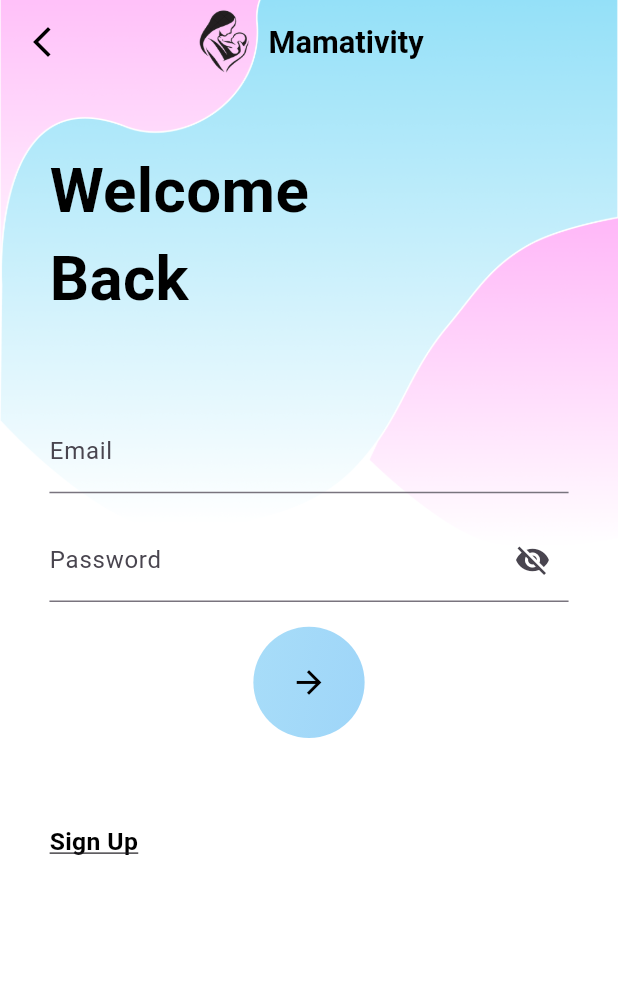
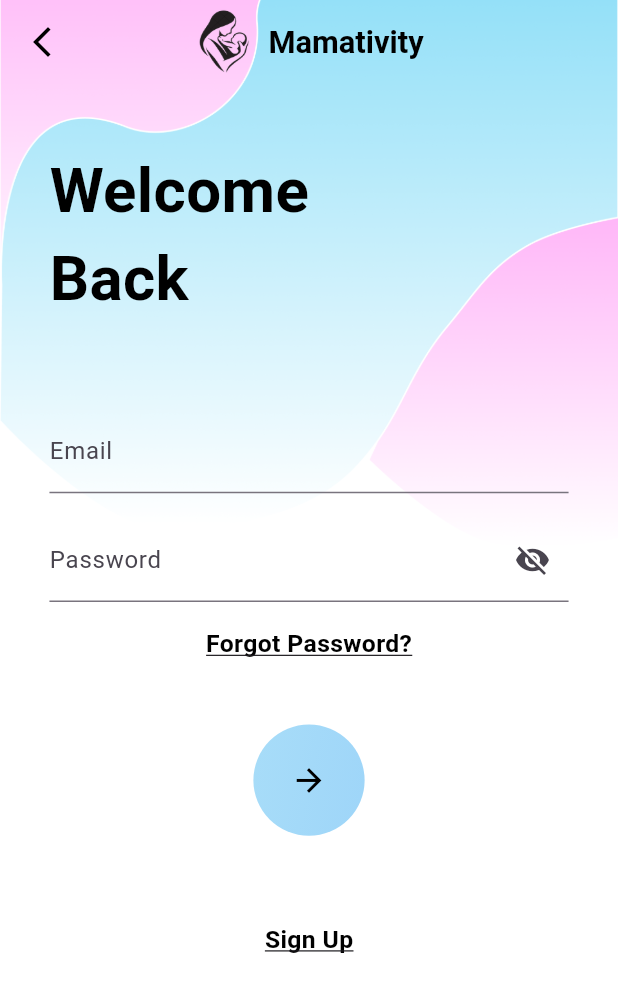
Before and after one commit to CtrlAbdoo/MaternityApp, a Flutter app: the LoginView screen opened directly, on a phone screen of 412 x 824 dp. Shown: the top 992 px of the screen. Run offline on Flutter 3.47's test engine with Material 3 defaults, Android fonts, the phone set to English and light mode, and no system bars; our stand-ins replace curved_navigation_bar, firebase_auth, firebase_core, google_fonts; accounts and stored records are empty; Roboto replaces fonts that are missing (Inria Serif).

Commit message:
login_view.dart

```diff
--- a/lib/presentation/login/login_view.dart
+++ b/lib/presentation/login/login_view.dart
@@ -3,7 +3,7 @@ import 'package:flutter/material.dart';
 import 'package:google_fonts/google_fonts.dart';
 import 'package:maternity_app/presentation/Questions/q1.dart';
 import 'package:maternity_app/presentation/register/register_view.dart';
-import 'package:maternity_app/presentation/resources/color_manager.dart';
+import 'package:maternity_app/presentation/forgot_password/forgot_password_view.dart';
 import 'package:maternity_app/validation.dart';
 
 class LoginView extends StatefulWidget {
@@ -171,6 +171,30 @@ class _LoginViewState extends State<LoginView> {
                           ),
                           SizedBox(height: screenHeight * 0.02),
 
+                          // Forgot Password
+                          GestureDetector(
+                            onTap: () {
+                              Navigator.push(
+                                  context,
+                                  MaterialPageRoute(
+                                      builder: (context) =>
+                                          const ForgotPasswordView()));
+                            },
+                            child: Center(
+                              child: Text(
+                                'Forgot Password?',
+                                style: GoogleFonts.inriaSerif(
+                                  textStyle: TextStyle(
+                                      fontSize: screenWidth * 0.04,
+                                      fontWeight: FontWeight.bold,
+                                      color: Colors.black,
+                                      decoration: TextDecoration.underline),
+                                ),
+                              ),
+                            ),
+                          ),
+                          SizedBox(height: screenHeight * 0.05),
+
                           // Login Button
                           GestureDetector(
                             onTap: _isLoading ? null : _login,
@@ -206,6 +230,7 @@ class _LoginViewState extends State<LoginView> {
                                       builder: (context) =>
                                           const RegisterView()));
                             },
+                            child: Center(
                               child: Text(
                                 'Sign Up',
                                 style: GoogleFonts.inriaSerif(
@@ -214,6 +239,7 @@ class _LoginViewState extends State<LoginView> {
                                       fontWeight: FontWeight.bold,
                                       color: Colors.black,
                                       decoration: TextDecoration.underline),
+                                ),
                               ),
                             ),
                           ),
```
Lines whose indentation alone changed are shown as unchanged.
